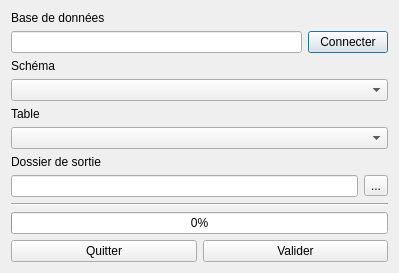
Above: productor_dialog_base.ui from Ville-Eurometropole-Strasbourg/Productor before the change. Below: the same form after it.
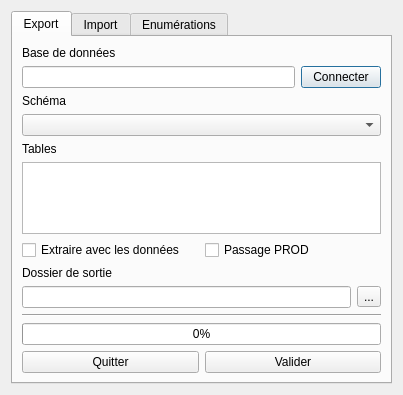
That is the form after the change.

The edit to the form file:
```diff
--- a/productor_dialog_base.ui
+++ b/productor_dialog_base.ui
@@ -6,8 +6,8 @@
    <rect>
     <x>0</x>
     <y>0</y>
-    <width>399</width>
-    <height>268</height>
+    <width>403</width>
+    <height>391</height>
    </rect>
   </property>
   <property name="windowTitle">
@@ -15,7 +15,17 @@
   </property>
   <layout class="QVBoxLayout" name="verticalLayout_2">
    <item>
-    <layout class="QVBoxLayout" name="verticalLayout">
+    <widget class="QTabWidget" name="tabWidget">
+     <property name="currentIndex">
+      <number>0</number>
+     </property>
+     <widget class="QWidget" name="tab">
+      <attribute name="title">
+       <string>Export</string>
+      </attribute>
+      <layout class="QVBoxLayout" name="verticalLayout_4">
+       <item>
+        <layout class="QVBoxLayout" name="verticalLayout_3">
      <item>
       <widget class="QLabel" name="label">
        <property name="text">
@@ -50,12 +60,34 @@
      <item>
       <widget class="QLabel" name="label_2">
        <property name="text">
-        <string>Table</string>
+            <string>Tables</string>
        </property>
       </widget>
      </item>
      <item>
-      <widget class="QComboBox" name="comboBox_2"/>
+          <widget class="QListWidget" name="comboBox_2">
+           <property name="selectionMode">
+            <enum>QAbstractItemView::MultiSelection</enum>
+           </property>
+          </widget>
+         </item>
+         <item>
+          <layout class="QHBoxLayout" name="horizontalLayout_5">
+           <item>
+            <widget class="QCheckBox" name="checkBox">
+             <property name="text">
+              <string>Extraire avec les données</string>
+             </property>
+            </widget>
+           </item>
+           <item>
+            <widget class="QCheckBox" name="checkBox_2">
+             <property name="text">
+              <string>Passage PROD</string>
+             </property>
+            </widget>
+           </item>
+          </layout>
      </item>
      <item>
       <widget class="QLabel" name="label_3">
@@ -88,8 +120,6 @@
        </item>
       </layout>
      </item>
-    </layout>
-   </item>
    <item>
     <widget class="Line" name="line">
      <property name="orientation">
@@ -121,6 +151,32 @@
       </widget>
      </item>
     </layout>
+         </item>
+        </layout>
+       </item>
+      </layout>
+     </widget>
+     <widget class="QWidget" name="tab_2">
+      <attribute name="title">
+       <string>Import</string>
+      </attribute>
+      <layout class="QVBoxLayout" name="verticalLayout_6">
+       <item>
+        <layout class="QVBoxLayout" name="verticalLayout_5"/>
+       </item>
+      </layout>
+     </widget>
+     <widget class="QWidget" name="tab_3">
+      <attribute name="title">
+       <string>Enumérations</string>
+      </attribute>
+      <layout class="QVBoxLayout" name="verticalLayout_7">
+       <item>
+        <layout class="QVBoxLayout" name="verticalLayout"/>
+       </item>
+      </layout>
+     </widget>
+    </widget>
    </item>
   </layout>
  </widget>
```
Lines whose indentation alone changed are shown as unchanged.
